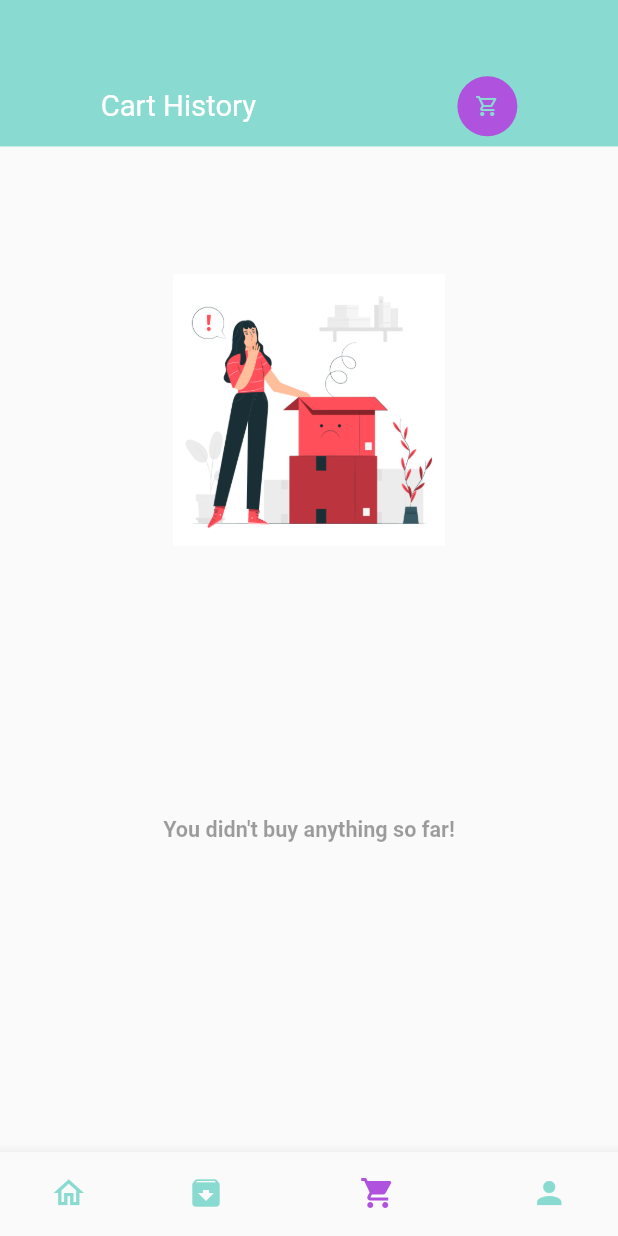
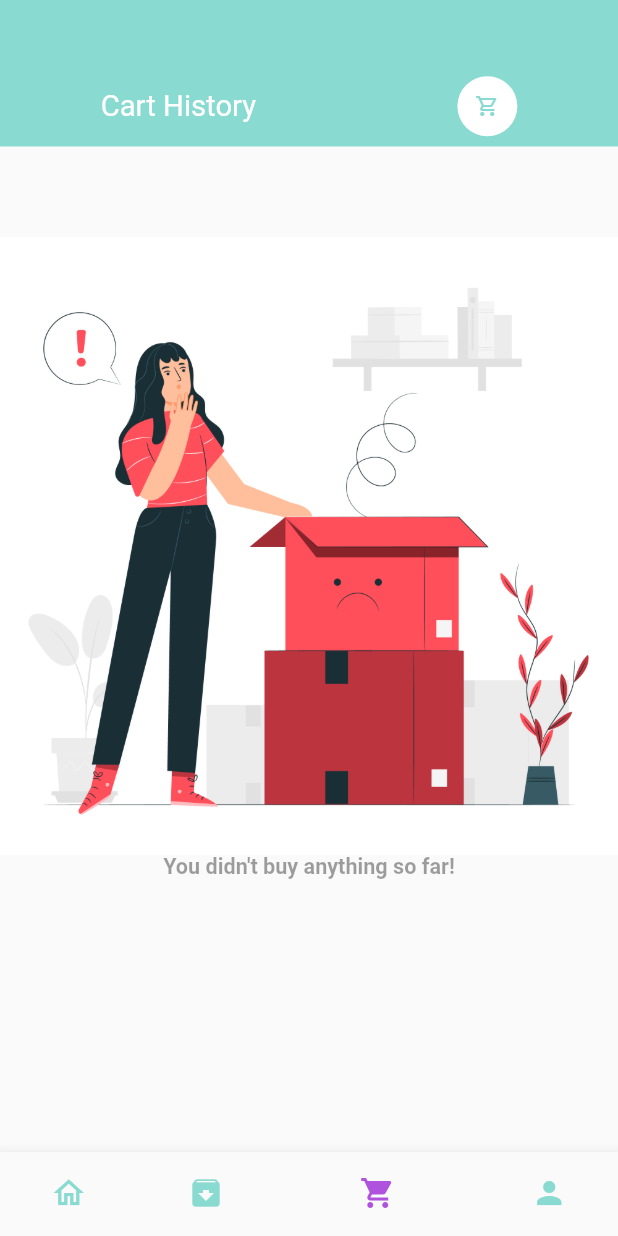
Before and after one commit to imtiyaj786/foodapp, a Flutter app: the screen it shows after launch, item 3 of the bottom bar chosen, on a phone screen of 412 x 824 dp. Run offline on Flutter 3.47's test engine with Material 2 defaults, Android fonts, the phone set to English and light mode, and no system bars; our stand-ins replace dots_indicator, get, shared_preferences; network calls fail; Roboto replaces fonts that are missing (Montserrat).

Commit message:
cart History done with all the logical changes update

```diff
--- a/lib/base/no_data_page.dart
+++ b/lib/base/no_data_page.dart
@@ -1,8 +1,5 @@
 import 'dart:ui';
-
 import 'package:flutter/material.dart';
-import 'package:flutter/src/widgets/framework.dart';
-import 'package:flutter/src/widgets/placeholder.dart';
 
 class NoDataPage extends StatelessWidget {
   final String text;
@@ -20,11 +17,11 @@ class NoDataPage extends StatelessWidget {
       children: [
         Image.asset(
           imgPath,
-          height: MediaQuery.of(context).size.height * 0.22,
-          width: MediaQuery.of(context).size.width * 0.22,
+          height: MediaQuery.of(context).size.height * 0.5,
+          width: MediaQuery.of(context).size.width * 0.5,
         ),
         SizedBox(
-          height: MediaQuery.of(context).size.height * 0.22,
+          height: MediaQuery.of(context).size.height * 0,
         ),
         Text(
           text,
--- a/lib/pages/cart/cart_history.dart
+++ b/lib/pages/cart/cart_history.dart
@@ -63,7 +63,7 @@ class CartHistory extends StatelessWidget {
                 AppIcon(
                   icon: Icons.shopping_cart_outlined,
                   iconColor: AppColors.mainColor,
-                  backgroundColor: AppColors.systemPurple,
+                  backgroundColor: Colors.white,
                 ),
               ],
             ),
@@ -95,14 +95,17 @@ class CartHistory extends StatelessWidget {
                                   children: [
                                     // this is (ief) immediate invoked function to show date and time according to our need
                                     (() {
+                                      // ! ERROR -> RangeError (RangeError (index): Invalid value: Not in inclusive range 0..6: 7)
                                       DateTime parseDate = DateFormat(
                                               "yyyy-MM-dd HH:mm:ss")
                                           .parse(getCartHistoryList[listCounter]
                                               .time!);
                                       var inputDate =
                                           DateTime.parse(parseDate.toString());
+
                                       var outputFormat =
-                                          DateFormat("MM/dd/yyyy hh:mm a");
+                                          DateFormat("MM/dd/yyyy hh:mm aa");
+
                                       var outputDate =
                                           outputFormat.format(inputDate);
                                       return BigText(text: outputDate);
@@ -188,6 +191,10 @@ class CartHistory extends StatelessWidget {
                                                     if (getCartHistoryList[j]
                                                             .time ==
                                                         orderTime[i]) {
+                                                      // print(orderTime[i]);
+                                                      print(jsonEncode(
+                                                          getCartHistoryList[
+                                                              j]));
                                                       moreOrder.putIfAbsent(
                                                           getCartHistoryList[j]
                                                               .id!,
--- a/lib/pages/home/home_page.dart
+++ b/lib/pages/home/home_page.dart
@@ -14,13 +14,13 @@ class HomePage extends StatefulWidget {
 class _HomePageState extends State<HomePage> {
   int _selectedIndex = 0;
   List pages = [
-    const MainFoodPage(),
+    MainFoodPage(),
     Container(
       child: Center(
         child: Text("Hello 1"),
       ),
     ),
-    const CartHistory(),
+    CartHistory(),
     Container(
       child: Center(
         child: Text("Hello 3"),
```
